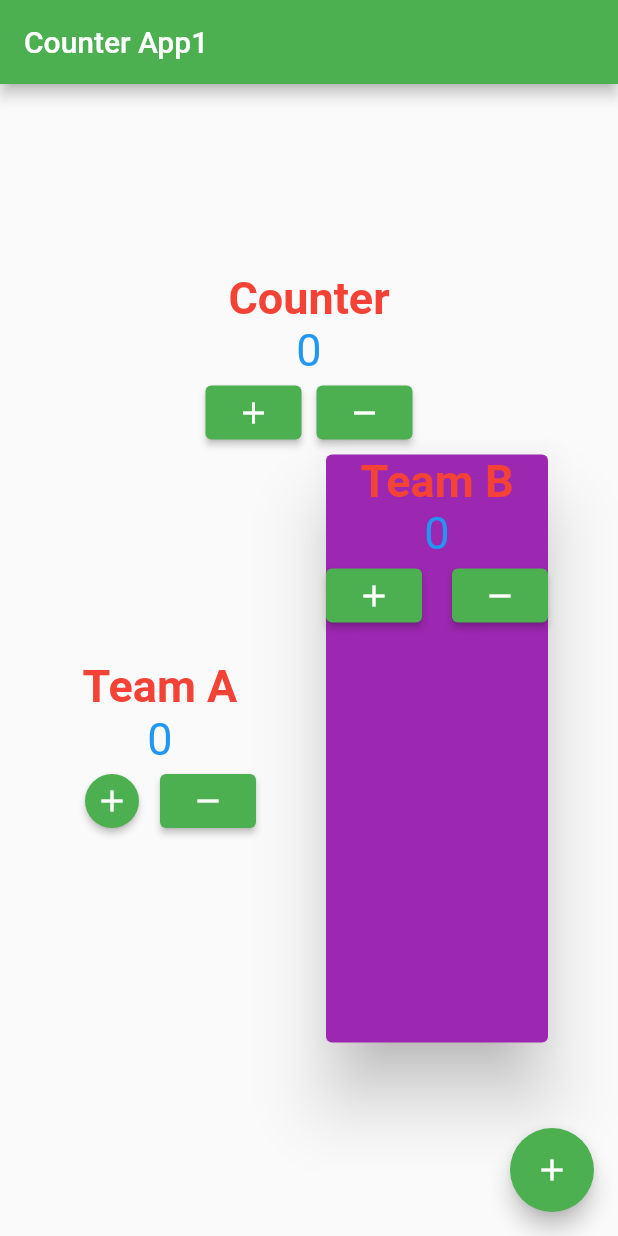
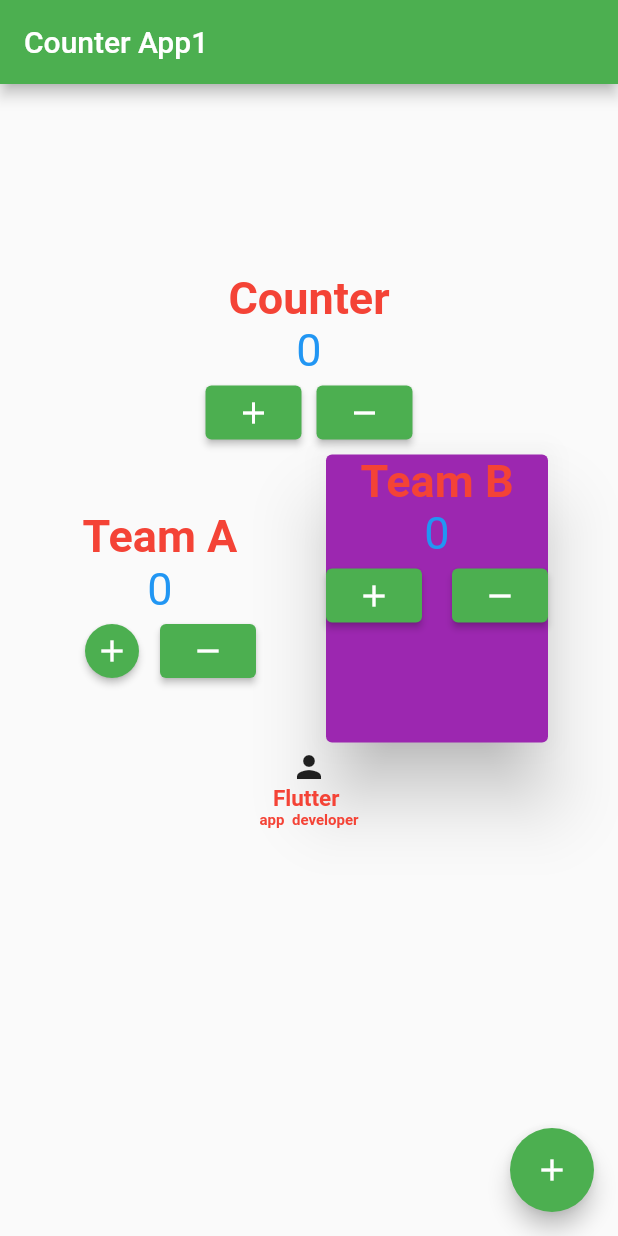
Before and after one commit to namanchandak/Counter-Application-Using-Flutter, a Flutter app: the screen it shows after launch, on a phone screen of 412 x 824 dp. Run offline on Flutter 3.47's test engine with Material 2 defaults, Android fonts, the light colour scheme and no system bars.

Commit message:
counter app

```diff
--- a/lib/main.dart
+++ b/lib/main.dart
@@ -70,7 +70,7 @@ class _LandingPageState extends State<LandingPage> {
       _counter1--;
     });
   }
-
+//////////////////////////////////////////////////////////
   Widget build(BuildContext context) {
     return Scaffold(
       appBar: AppBar(
@@ -152,7 +152,7 @@ class _LandingPageState extends State<LandingPage> {
 
               SizedBox(
 
-                height: 400 ,
+                height: 200 ,
                 child:Card(
 
                     elevation :20,
@@ -198,13 +198,63 @@ class _LandingPageState extends State<LandingPage> {
 
 
 
+            ],
+          ),
+
+          Column(
+            mainAxisAlignment: MainAxisAlignment.center,
+            children: [
+
+              SizedBox(
+                height: 200,
+                child: Column(
+                  children : [
+
+                    Column(
+                      children : [
+                        Icon(Icons.person),
+
+                      ]
+
+
+                    ),
+                    Column(
+                      children: [
+                        Text(
+                          "Flutter ",
+                          style: TextStyle(
+                              fontSize: 15,
+                              fontWeight: FontWeight.bold,
+                              color: Colors.red),
+                        ),
+                      ],
+                    ),
 
 
 
+
+                    Text(
+                      "app  developer",
+                      style: TextStyle(
+                          fontSize: 10,
+                          fontWeight: FontWeight.bold,
+                          color: Colors.red),
+                    ),
+                  ]
+
+
+                ),
+              )
             ],
-          ),
+
+          )
         ],
-      )),
+      ),
+
+
+      ),
+
+
       floatingActionButton: FloatingActionButton(
         onPressed: () {},
         child: const Icon(Icons.add),
```
Also changed, not shown: 1 other file.
